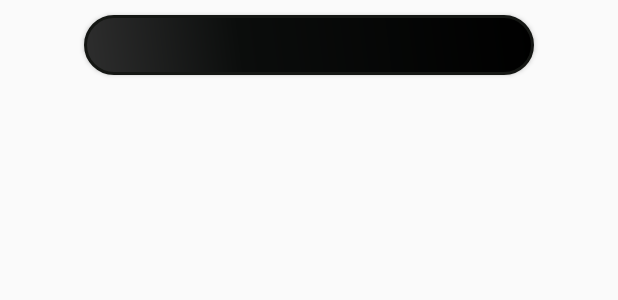
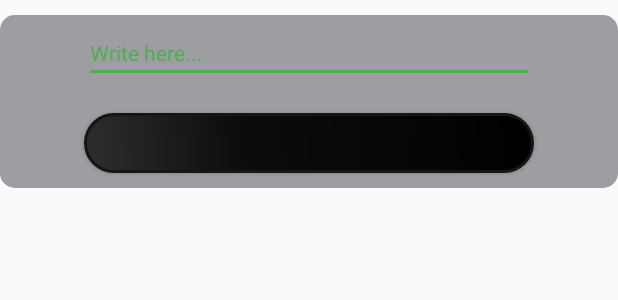
Before and after one commit to ratouney/DEV_area_2019, an Android app: the layout focus_list_buttons.xml on its own in the app's theme, with its tools: preview values and no code run, on a phone screen of 412 x 824 dp. Shown: the top 300 px of the screen. Run offline under Robolectric (Android 15) with nearby library versions, the phone set to English and light mode, and no system bars; network calls fail.

```diff
--- a/app/src/main/java/AppFragment/MyArea.kt
+++ b/app/src/main/java/AppFragment/MyArea.kt
@@ -2,5 +2,7 @@ package AppFragment
 
 object MyArea {
     var action: String? = null
+    var actionParam: String? = null
     var reaction: String? = null
+    var reactionParam: String? = null
 }
--- a/app/src/main/java/AppFragment/ServiceViewHolder.kt
+++ b/app/src/main/java/AppFragment/ServiceViewHolder.kt
@@ -2,18 +2,22 @@ package AppFragment
 
 import android.view.View
 import android.widget.Button
+import android.widget.TextView
 import androidx.recyclerview.widget.RecyclerView
 import com.example.area.R
 
 
 class ServiceViewHolder(itemView: View) : RecyclerView.ViewHolder(itemView) {
     private val textViewView: Button
+    private val argViewView: TextView
 
     fun bind(app: MyServices) {
         textViewView.setText(app.description)
+        argViewView.text = ""
     }
 
     init {
         textViewView = itemView.findViewById(R.id.action) as Button
+        argViewView = itemView.findViewById(R.id.argument) as TextView
     }
 }
--- a/app/src/main/res/layout/focus_list_buttons.xml
+++ b/app/src/main/res/layout/focus_list_buttons.xml
@@ -1,22 +1,37 @@
 <?xml version="1.0" encoding="utf-8"?>
 <LinearLayout xmlns:android="http://schemas.android.com/apk/res/android"
-    android:orientation="vertical" android:layout_width="match_parent"
-    android:layout_height="wrap_content">
+    android:layout_width="match_parent"
+    android:layout_height="wrap_content"
+    android:layout_marginVertical="10dp"
+    android:background="@drawable/back_button"
+    android:backgroundTint="#7734353C"
+    android:orientation="vertical">
+
+    <EditText
+        android:id="@+id/argument"
+        android:layout_width="300dp"
+        android:layout_height="35dp"
+        android:layout_gravity="center"
+        android:layout_marginVertical="10dp"
+        android:backgroundTint="@color/green"
+        android:hint="Write here..."
+        android:textColor="@color/green"
+        android:textColorHint="@color/green"
+        android:textSize="14sp" />
 
     <Button
+        android:id="@+id/action"
         android:layout_width="300dp"
         android:layout_height="40dp"
         android:layout_gravity="center"
         android:layout_marginVertical="10dp"
-        android:id="@+id/action"
-        android:text=""
-        android:textColor="#FFFFFF"
-        android:textSize="13dp"
         android:background="@drawable/buttonshape"
         android:shadowColor="#A8A8A8"
         android:shadowDx="0"
         android:shadowDy="0"
-        android:shadowRadius="4">
-    </Button>
+        android:shadowRadius="4"
+        android:text=""
+        android:textColor="#FFFFFF"
+        android:textSize="13dp"></Button>
 
 </LinearLayout>
```
Also changed, not shown: app/src/main/java/AppFragment/ServiceAdapter.kt (+15 -4 lines), app/src/main/res/layout/focus_app.xml (+7 -3 lines), 1 other file.
